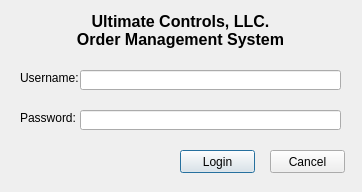
Qt form LoginForm.ui (john-maldonado/UC-OMS) before a commit.
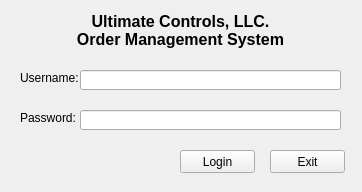
The same form after that commit.

```diff
--- a/LoginForm.ui
+++ b/LoginForm.ui
@@ -26,10 +26,10 @@
     <string>Login</string>
    </property>
    <property name="autoDefault">
-    <bool>false</bool>
+    <bool>true</bool>
    </property>
    <property name="default">
-    <bool>true</bool>
+    <bool>false</bool>
    </property>
   </widget>
   <widget class="QPushButton" name="cancel">
@@ -42,7 +42,10 @@
     </rect>
    </property>
    <property name="text">
-    <string>Cancel</string>
+    <string>Exit</string>
+   </property>
+   <property name="autoDefault">
+    <bool>true</bool>
    </property>
   </widget>
   <widget class="QLabel" name="label">
```
Left out of the diff: 8 changed lines with no effect on the pictures.
